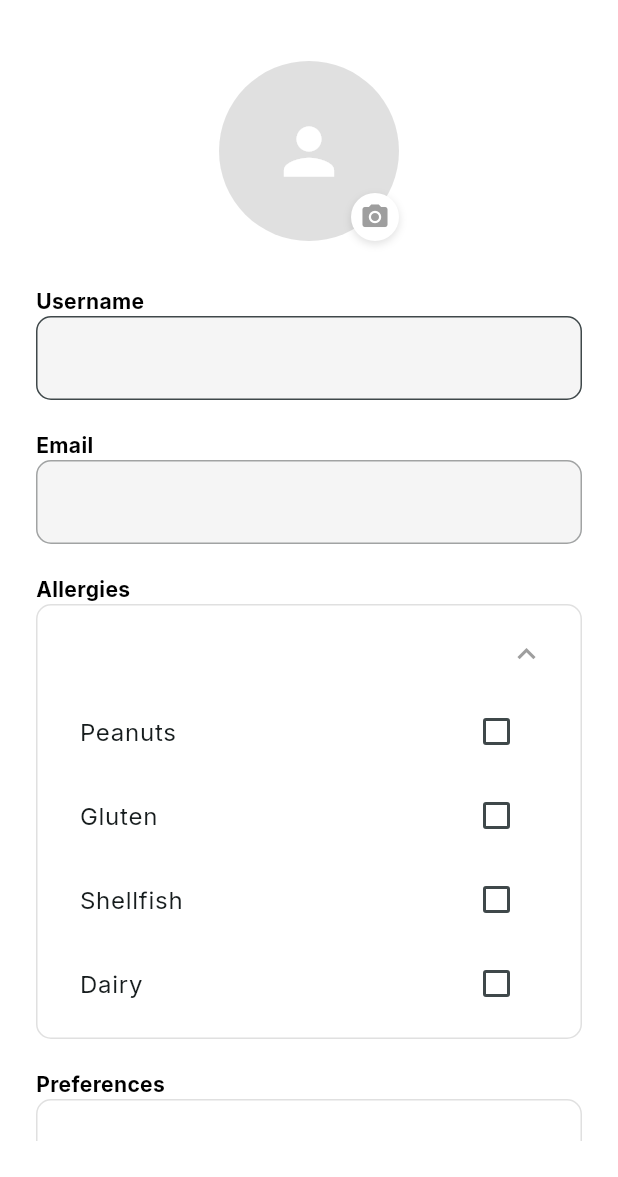
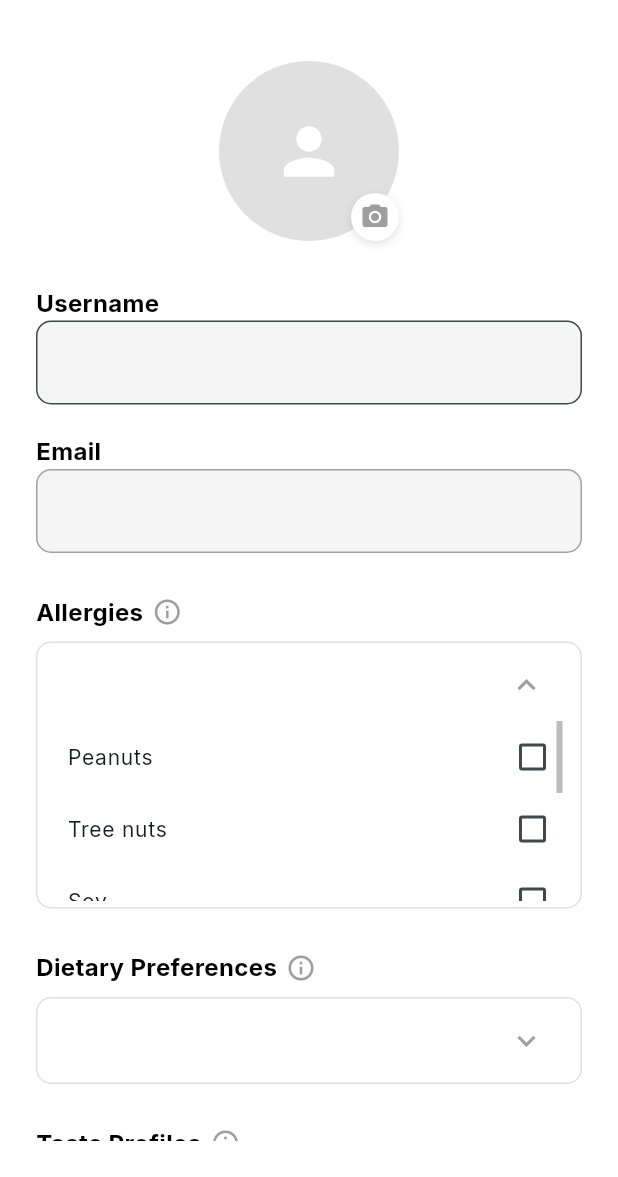
Before and after one commit to Peiyinzz/FoodiesFind, a Flutter app: the UserProfilePage screen opened directly, after a tap on the "expand more" icon, on a phone screen of 412 x 824 dp, the part 59-1236 px from its top. Run offline on Flutter 3.47's test engine with Material 3 defaults, Android fonts, the light colour scheme and no system bars; our stand-ins replace animated_text_kit, cloud_firestore, firebase_auth, firebase_core, firebase_storage, flutter_rating_bar and 5 more; missing offline and left inert: flutter_polyline_points; accounts and stored records are empty; network calls fail.

Commit message:
Added tags info

```diff
--- a/foodiesfind_final/lib/screens/user_profile.dart
+++ b/foodiesfind_final/lib/screens/user_profile.dart
@@ -4,6 +4,7 @@ import 'package:image_picker/image_picker.dart';
 import 'package:firebase_auth/firebase_auth.dart';
 import 'package:cloud_firestore/cloud_firestore.dart';
 import 'package:firebase_storage/firebase_storage.dart';
+import '../widgets/tags_info.dart';
 
 class UserProfilePage extends StatefulWidget {
   final String initialUsername;
@@ -24,22 +25,45 @@ class _UserProfilePageState extends State<UserProfilePage> {
   late TextEditingController _emailController;
 
   List<String> selectedAllergies = [];
-  List<String> selectedPreferences = [];
+  List<String> selectedDietaryPreferences = [];
+  List<String> selectedTasteProfiles = [];
 
   final List<String> allergiesOptions = [
     'Peanuts',
+    'Tree nuts',
+    'Soy',
+    'Dairy',
+    'Shellfish',
+    'Fish',
+    'Eggs',
     'Gluten',
-    'Shellfish',
-    'Dairy',
   ];
-  final List<String> preferencesOptions = [
+  final List<String> dietaryOptions = [
+    'Vegan',
     'Vegetarian',
     'Halal',
+    'Pescatarian',
+    'Dairy-free',
+    'Gluten-free',
+    'Nut-free',
+    'Low-sugar',
+    'Low-carb',
+    'Low-fat',
+  ];
+  final List<String> tasteOptions = [
+    'Savoury',
+    'Sweet',
+    'Bitter',
     'Spicy',
+    'Creamy',
+    'Crunchy',
+    'Tangy',
+    'Earthy',
   ];
 
   bool showAllergyOptions = false;
-  bool showPreferenceOptions = false;
+  bool showDietaryOptions = false;
+  bool showTasteOptions = false;
   bool _uploadingImage = false;
   File? _pickedImage;
   String? _existingProfileUrl;
@@ -66,7 +90,8 @@ class _UserProfilePageState extends State<UserProfilePage> {
         _emailController.text = doc['email'] ?? '';
         _existingProfileUrl = doc['profileImageUrl'] ?? null;
         selectedAllergies = List<String>.from(doc['allergies'] ?? []);
-        selectedPreferences = List<String>.from(doc['preferences'] ?? []);
+        selectedDietaryPreferences = List<String>.from(doc['dietary'] ?? []);
+        selectedTasteProfiles = List<String>.from(doc['taste'] ?? []);
       });
     }
   }
@@ -102,9 +127,7 @@ class _UserProfilePageState extends State<UserProfilePage> {
                       source: ImageSource.camera,
                     );
                     if (pickedFile != null) {
-                      setState(() {
-                        _pickedImage = File(pickedFile.path);
-                      });
+                      setState(() => _pickedImage = File(pickedFile.path));
                     }
                   },
                 ),
@@ -117,9 +140,7 @@ class _UserProfilePageState extends State<UserProfilePage> {
                       source: ImageSource.gallery,
                     );
                     if (pickedFile != null) {
-                      setState(() {
-                        _pickedImage = File(pickedFile.path);
-                      });
+                      setState(() => _pickedImage = File(pickedFile.path));
                     }
                   },
                 ),
@@ -130,9 +151,7 @@ class _UserProfilePageState extends State<UserProfilePage> {
   }
 
   void toggleSelection(List<String> list, String value) {
-    setState(() {
-      list.contains(value) ? list.remove(value) : list.add(value);
-    });
+    setState(() => list.contains(value) ? list.remove(value) : list.add(value));
   }
 
   Future<void> _saveUserProfile() async {
@@ -149,10 +168,9 @@ class _UserProfilePageState extends State<UserProfilePage> {
 
     try {
       if (_pickedImage != null) {
-        final ref = FirebaseStorage.instance
-            .ref()
-            .child('profile_pictures')
-            .child('$uid.jpg');
+        final ref = FirebaseStorage.instance.ref().child(
+          'profile_pictures/$uid.jpg',
+        );
         await ref.putFile(_pickedImage!);
         imageUrl = await ref.getDownloadURL();
       }
@@ -161,17 +179,18 @@ class _UserProfilePageState extends State<UserProfilePage> {
         'username': _usernameController.text.trim(),
         'email': _emailController.text.trim(),
         'allergies': selectedAllergies,
-        'preferences': selectedPreferences,
+        'dietary': selectedDietaryPreferences,
+        'taste': selectedTasteProfiles,
         'profileImageUrl': imageUrl ?? '',
       });
 
+      setState(() => _uploadingImage = false);
       Navigator.pushReplacementNamed(context, '/home');
     } catch (e) {
+      setState(() => _uploadingImage = false);
       ScaffoldMessenger.of(
         context,
       ).showSnackBar(SnackBar(content: Text('Error saving profile: $e')));
-    } finally {
-      setState(() => _uploadingImage = false);
     }
   }
 
@@ -179,7 +198,7 @@ class _UserProfilePageState extends State<UserProfilePage> {
     final shouldLogout = await showDialog<bool>(
       context: context,
       builder:
-          (context) => AlertDialog(
+          (_) => AlertDialog(
             title: const Text('Log Out'),
             content: const Text('Are you sure you want to log out?'),
             actions: [
@@ -194,10 +213,9 @@ class _UserProfilePageState extends State<UserProfilePage> {
             ],
           ),
     );
-
     if (shouldLogout == true) {
       await FirebaseAuth.instance.signOut();
-      Navigator.pushNamedAndRemoveUntil(context, '/login', (route) => false);
+      Navigator.pushNamedAndRemoveUntil(context, '/login', (r) => false);
     }
   }
 
@@ -275,7 +293,20 @@ class _UserProfilePageState extends State<UserProfilePage> {
             _sectionTitle('Email'),
             _textField(_emailController, enabled: false),
             const SizedBox(height: 20),
-            _sectionTitle('Allergies'),
+
+            // Allergies with info
+            _sectionTitleWithInfo(
+              'Allergies',
+              onInfoTap:
+                  () => showDialog(
+                    context: context,
+                    builder:
+                        (_) => const TagInfoDialog(
+                          title: 'Allergy Tags',
+                          descriptions: allergyTagDescriptions,
+                        ),
+                  ),
+            ),
             _chipSelector(
               items: selectedAllergies,
               color: Colors.orange.shade50,
@@ -287,28 +318,71 @@ class _UserProfilePageState extends State<UserProfilePage> {
                       setState(() => showAllergyOptions = !showAllergyOptions),
               expanded: showAllergyOptions,
               options: allergiesOptions,
+              selectedItems: selectedAllergies,
               onCheckToggle: (item) => toggleSelection(selectedAllergies, item),
-              selectedItems: selectedAllergies,
             ),
             const SizedBox(height: 20),
-            _sectionTitle('Preferences'),
+
+            // Dietary with info
+            _sectionTitleWithInfo(
+              'Dietary Preferences',
+              onInfoTap:
+                  () => showDialog(
+                    context: context,
+                    builder:
+                        (_) => const TagInfoDialog(
+                          title: 'Dietary Tags',
+                          descriptions: dietaryTagDescriptions,
+                        ),
+                  ),
+            ),
             _chipSelector(
-              items: selectedPreferences,
-              color: Colors.purple.shade50,
-              textColor: Colors.purple.shade800,
+              items: selectedDietaryPreferences,
+              color: Colors.green.shade50,
+              textColor: Colors.green.shade800,
               onDelete:
-                  (item) => setState(() => selectedPreferences.remove(item)),
+                  (item) =>
+                      setState(() => selectedDietaryPreferences.remove(item)),
               toggle:
-                  () => setState(
-                    () => showPreferenceOptions = !showPreferenceOptions,
+                  () =>
+                      setState(() => showDietaryOptions = !showDietaryOptions),
+              expanded: showDietaryOptions,
+              options: dietaryOptions,
+              selectedItems: selectedDietaryPreferences,
+              onCheckToggle:
+                  (item) => toggleSelection(selectedDietaryPreferences, item),
             ),
-              expanded: showPreferenceOptions,
-              options: preferencesOptions,
+            const SizedBox(height: 20),
+
+            // Taste with info
+            _sectionTitleWithInfo(
+              'Taste Profiles',
+              onInfoTap:
+                  () => showDialog(
+                    context: context,
+                    builder:
+                        (_) => const TagInfoDialog(
+                          title: 'Taste Tags',
+                          descriptions: tasteTagDescriptions,
+                        ),
+                  ),
+            ),
+            _chipSelector(
+              items: selectedTasteProfiles,
+              color: Colors.blue.shade50,
+              textColor: Colors.blue.shade800,
+              onDelete:
+                  (item) => setState(() => selectedTasteProfiles.remove(item)),
+              toggle:
+                  () => setState(() => showTasteOptions = !showTasteOptions),
+              expanded: showTasteOptions,
+              options: tasteOptions,
+              selectedItems: selectedTasteProfiles,
               onCheckToggle:
-                  (item) => toggleSelection(selectedPreferences, item),
-              selectedItems: selectedPreferences,
+                  (item) => toggleSelection(selectedTasteProfiles, item),
             ),
             const SizedBox(height: 30),
+
             ElevatedButton(
               onPressed: _uploadingImage ? null : _saveUserProfile,
               style: ElevatedButton.styleFrom(
@@ -328,8 +402,6 @@ class _UserProfilePageState extends State<UserProfilePage> {
                       : const Text('Save Profile'),
             ),
             const SizedBox(height: 10),
-
-            // ✅ Logout Button with Confirmation
             TextButton.icon(
               onPressed: _showLogoutConfirmation,
               icon: const Icon(Icons.logout, color: Colors.red),
@@ -344,9 +416,33 @@ class _UserProfilePageState extends State<UserProfilePage> {
   Widget _sectionTitle(String text) {
     return Align(
       alignment: Alignment.centerLeft,
-      child: Text(text, style: const TextStyle(fontWeight: FontWeight.bold)),
+      child: Text(
+        text,
+        style: const TextStyle(fontWeight: FontWeight.bold, fontSize: 16),
+      ),
     );
   }
+
+Widget _sectionTitleWithInfo(String text, {required VoidCallback onInfoTap}) {
+  return Padding(
+    padding: const EdgeInsets.symmetric(vertical: 8.0),
+    child: Row(
+      mainAxisSize: MainAxisSize.min, // shrink to fit
+      children: [
+        Text(
+          text,
+          style: const TextStyle(fontWeight: FontWeight.bold, fontSize: 16),
+        ),
+        const SizedBox(width: 6),     // small gap
+        GestureDetector(
+          onTap: onInfoTap,
+          child: const Icon(Icons.info_outline, size: 20, color: Colors.grey),
+        ),
+      ],
+    ),
+  );
+}
+
 
   Widget _textField(TextEditingController controller, {bool enabled = true}) {
     return TextField(
@@ -371,8 +467,14 @@ class _UserProfilePageState extends State<UserProfilePage> {
     required List<String> selectedItems,
     required void Function(String) onCheckToggle,
   }) {
+    const tileHeight = 40.0;
+    const maxVisible = 3;
+    final visibleCount =
+        options.length < maxVisible ? options.length : maxVisible;
+    final listHeight = visibleCount * tileHeight;
+
     return Container(
-      padding: const EdgeInsets.symmetric(horizontal: 12, vertical: 8),
+      padding: const EdgeInsets.symmetric(horizontal: 12, vertical: 4),
       decoration: BoxDecoration(
         border: Border.all(color: Colors.grey.shade300),
         borderRadius: BorderRadius.circular(10),
@@ -386,17 +488,15 @@ class _UserProfilePageState extends State<UserProfilePage> {
                   spacing: 6,
                   runSpacing: 6,
                   children:
-                      items
-                          .map(
-                            (item) => Chip(
+                      items.map((item) {
+                        return Chip(
                           label: Text(item),
                           backgroundColor: color,
                           labelStyle: TextStyle(color: textColor),
                           deleteIcon: const Icon(Icons.close, size: 16),
                           onDeleted: () => onDelete(item),
-                            ),
-                          )
-                          .toList(),
+                        );
+                      }).toList(),
                 ),
               ),
               IconButton(
@@ -406,17 +506,28 @@ class _UserProfilePageState extends State<UserProfilePage> {
             ],
           ),
           if (expanded)
-            Column(
+            SizedBox(
+              height: listHeight,
+              child: Scrollbar(
+                thumbVisibility: true,
+                child: ListView(
+                  physics: const AlwaysScrollableScrollPhysics(),
+                  padding: EdgeInsets.zero,
                   children:
-                  options
-                      .map(
-                        (item) => CheckboxListTile(
-                          title: Text(item),
-                          value: selectedItems.contains(item),
-                          onChanged: (_) => onCheckToggle(item),
+                      options.map((option) {
+                        return CheckboxListTile(
+                          dense: true,
+                          contentPadding: const EdgeInsets.only(left: 8.0),
+                          title: Text(
+                            option,
+                            style: const TextStyle(fontSize: 14),
                           ),
-                      )
-                      .toList(),
+                          value: selectedItems.contains(option),
+                          onChanged: (_) => onCheckToggle(option),
+                        );
+                      }).toList(),
+                ),
+              ),
             ),
         ],
       ),
--- /dev/null
+++ b/foodiesfind_final/lib/widgets/tags_info.dart
@@ -0,0 +1,100 @@
+import 'package:flutter/material.dart';
+
+/// A map of allergy tag → human‑readable explanation.
+const Map<String, String> allergyTagDescriptions = {
+  'Peanuts': 'Avoid any products containing peanuts or peanut oil.',
+  'Tree nuts': 'Includes almonds, cashews, walnuts, etc.',
+  'Soy': 'Soybeans and derivatives (tofu, soy sauce).',
+  'Dairy': 'Milk, cheese, yogurt, butter, and other dairy.',
+  'Shellfish': 'Shrimp, crab, lobster, and other shellfish.',
+  'Fish': 'All kinds of finned fish (salmon, tuna, etc.).',
+  'Eggs': 'Chicken, duck, quail eggs and products.',
+  'Gluten': 'Wheat, barley, rye, and foods containing them.',
+};
+
+/// A map of dietary preference tag → explanation.
+const Map<String, String> dietaryTagDescriptions = {
+  'Vegan': 'No animal products at all (meat, dairy, eggs).',
+  'Vegetarian': 'No meat or fish, but may include dairy & eggs.',
+  'Halal': 'Prepared according to Islamic dietary laws.',
+  'Pescatarian': 'No meat, but fish and seafood are allowed.',
+  'Dairy-free': 'No milk, cheese, butter, or other dairy.',
+  'Gluten-free': 'No wheat, barley, rye, or cross‑contaminated grains.',
+  'Nut-free': 'No tree nuts or peanuts in any form.',
+  'Low-sugar': 'Minimal added sugars; may contain natural sugars.',
+  'Low-carb': 'Restricted carbohydrates; focus on proteins & fats.',
+  'Low-fat': 'Limited fat content; lean proteins & low‑fat dairy.',
+};
+
+/// A map of taste profile tag → explanation.
+const Map<String, String> tasteTagDescriptions = {
+  'Savoury': 'Rich, umami‑driven flavors (e.g., soy sauce, cheese).',
+  'Sweet': 'Sugary or honeyed tastes (e.g., desserts, fruits).',
+  'Bitter': 'Sharp, pungent flavors (e.g., coffee, dark greens).',
+  'Spicy': 'Heat‑driven flavors (e.g., chili, pepper).',
+  'Creamy': 'Rich and smooth mouthfeel (e.g., cream, yogurt).',
+  'Crunchy': 'Textured, crisp elements (e.g., nuts, fried items).',
+  'Tangy': 'Sharp acidic notes (e.g., vinegar, citrus).',
+  'Earthy': 'Deep, soil‑like flavors (e.g., mushrooms, beets).',
+};
+
+/// A reusable dialog that displays a list of tag descriptions.
+class TagInfoDialog extends StatelessWidget {
+  final String title;
+  final Map<String, String> descriptions;
+
+  const TagInfoDialog({
+    Key? key,
+    required this.title,
+    required this.descriptions,
+  }) : super(key: key);
+
+  @override
+  Widget build(BuildContext context) {
+    return AlertDialog(
+      backgroundColor: const Color(0xFFF4F4F4),
+      title: Text(title),
+      content: SizedBox(
+        width: double.maxFinite,
+        child: ListView(
+          shrinkWrap: true,
+          children:
+              descriptions.entries.map((entry) {
+                return Padding(
+                  padding: const EdgeInsets.symmetric(vertical: 6),
+                  child: Row(
+                    crossAxisAlignment: CrossAxisAlignment.start,
+                    children: [
+                      //Text('• ', style: TextStyle(fontSize: 20)),
+                      Expanded(
+                        child: RichText(
+                          text: TextSpan(
+                            style: TextStyle(
+                              color: Colors.black87,
+                              fontSize: 16,
+                            ),
+                            children: [
+                              TextSpan(
+                                text: '${entry.key}: ',
+                                style: TextStyle(fontWeight: FontWeight.bold),
+                              ),
+                              TextSpan(text: entry.value),
+                            ],
+                          ),
+                        ),
+                      ),
+                    ],
+                  ),
+                );
+              }).toList(),
+        ),
+      ),
+      actions: [
+        TextButton(
+          child: const Text('Close'),
+          onPressed: () => Navigator.of(context).pop(),
+        ),
+      ],
+    );
+  }
+}
```
Also changed, not shown: foodiesfind_final/lib/screens/review_form.dart (+123 -87 lines). Lines whose indentation alone changed are shown as unchanged.
